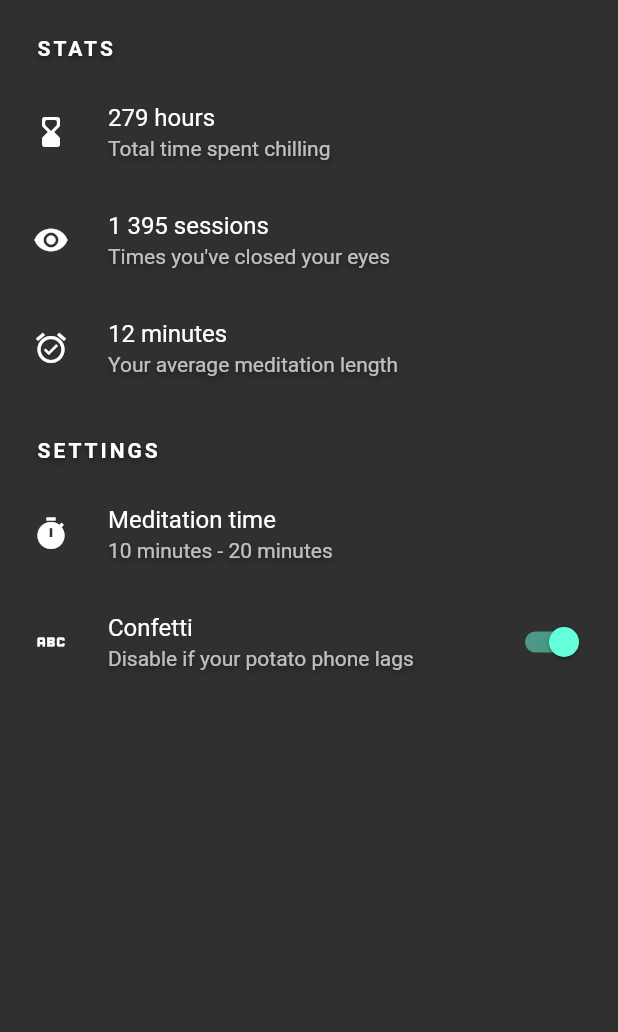
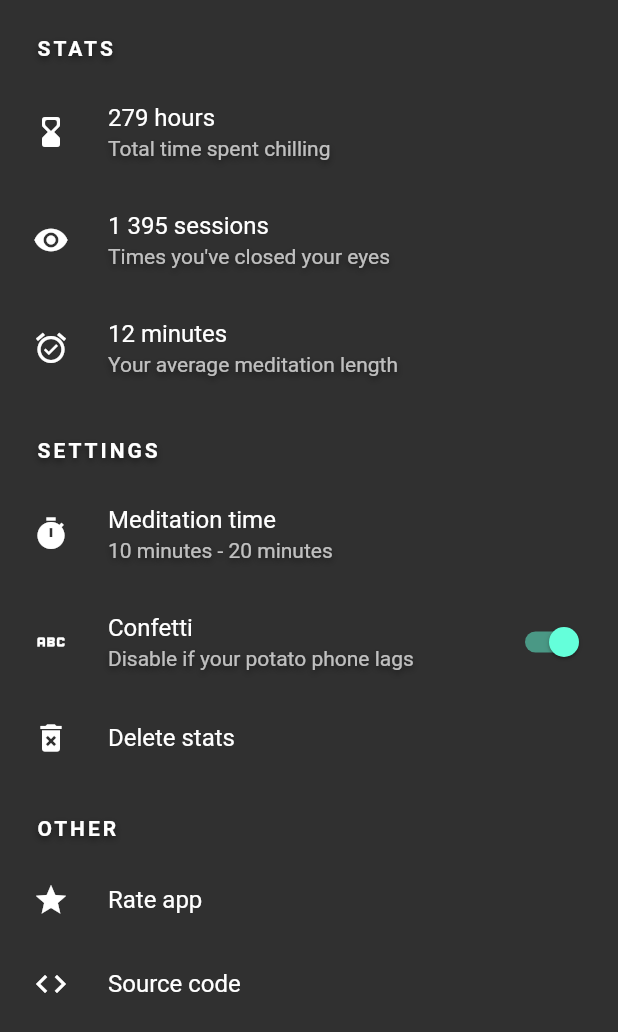
Before and after one commit to Steellow/zen, a Flutter app: the SettingsScreen screen opened directly, on a phone screen of 412 x 824 dp. Shown: the top 1032 px of the screen. Run offline on Flutter 3.47's test engine with Material 2 defaults, Android fonts, the light colour scheme and no system bars; our stand-ins replace audioplayers, circular_countdown_timer, confetti, flutter_spinbox, hive_flutter; accounts and stored records are empty.

Commit message:
Add tile to open GitHub page

```diff
--- a/lib/settings_screen/setting_screen.dart
+++ b/lib/settings_screen/setting_screen.dart
@@ -3,6 +3,9 @@ import 'package:zen_app/settings_screen/settings_subtitle.dart';
 import 'package:zen_app/settings_screen/tiles/average_length_tile.dart';
 import 'package:zen_app/settings_screen/tiles/disable_confetti_tile.dart';
 import 'package:zen_app/settings_screen/tiles/meditation_time_tile.dart';
+import 'package:zen_app/settings_screen/tiles/rate_app_tile.dart';
+import 'package:zen_app/settings_screen/tiles/reset_stats_tile.dart';
+import 'package:zen_app/settings_screen/tiles/source_code_tile.dart';
 import 'package:zen_app/settings_screen/tiles/times_meditated_tile.dart';
 import 'package:zen_app/settings_screen/tiles/total_time_tile.dart';
 
@@ -18,13 +21,15 @@ class SettingsScreen extends StatelessWidget {
           TotalTimeTile(),
           TimesMeditadetTile(),
           AverageLengthTile(),
+          //
           SettingsSubtitle(text: "Settings"),
           MeditationTimeTile(),
           DisableConfettiTile(),
-
-          // Reset stats
-          // Rate app
-          // Source code
+          ResetStatsTile(),
+          //
+          SettingsSubtitle(text: "Other"),
+          RateAppTile(),
+          SourceCodeTile(),
         ],
       ),
     );
--- /dev/null
+++ b/lib/settings_screen/tiles/rate_app_tile.dart
@@ -0,0 +1,17 @@
+import 'package:flutter/material.dart';
+import 'package:zen_app/common_widgets/center_icon.dart';
+
+class RateAppTile extends StatelessWidget {
+  const RateAppTile({super.key});
+
+  @override
+  Widget build(BuildContext context) {
+    return ListTile(
+      onTap: () {
+        // LaunchReview.launch() TODO
+      },
+      leading: const CenterIcon(icon: Icon(Icons.star)),
+      title: const Text("Rate app"),
+    );
+  }
+}
--- /dev/null
+++ b/lib/settings_screen/tiles/reset_stats_tile.dart
@@ -0,0 +1,15 @@
+import 'package:flutter/material.dart';
+import 'package:zen_app/common_widgets/center_icon.dart';
+
+class ResetStatsTile extends StatelessWidget {
+  const ResetStatsTile({super.key});
+
+  @override
+  Widget build(BuildContext context) {
+    return ListTile(
+      onTap: () {},
+      leading: const CenterIcon(icon: Icon(Icons.delete_forever)),
+      title: const Text("Delete stats"),
+    );
+  }
+}
--- /dev/null
+++ b/lib/settings_screen/tiles/source_code_tile.dart
@@ -0,0 +1,31 @@
+import 'package:flutter/material.dart';
+import 'package:url_launcher/url_launcher.dart';
+import 'package:zen_app/common_widgets/center_icon.dart';
+
+class SourceCodeTile extends StatelessWidget {
+  const SourceCodeTile({super.key});
+
+  _launchURL(BuildContext context) async {
+    final Uri url = Uri.parse('https://github.com/Steellow/zen_app');
+    if (await canLaunchUrl(url)) {
+      await launchUrl(url);
+    } else {
+      ScaffoldMessenger.of(context).showSnackBar(
+        const SnackBar(
+          content: Text("Can't open url :/"),
+        ),
+      );
+    }
+  }
+
+  @override
+  Widget build(BuildContext context) {
+    return ListTile(
+      onTap: () {
+        _launchURL(context);
+      },
+      leading: const CenterIcon(icon: Icon(Icons.code)),
+      title: const Text("Source code"),
+    );
+  }
+}
--- a/pubspec.yaml
+++ b/pubspec.yaml
@@ -33,6 +33,7 @@ dependencies:
     flutter_spinbox: ^0.12.0
     hive: ^2.2.3
     hive_flutter: ^1.1.0
+    url_launcher: ^6.1.7
 
 dev_dependencies:
     build_runner: ^2.3.3
```
Also changed, not shown: pubspec.lock, 3 other files.
